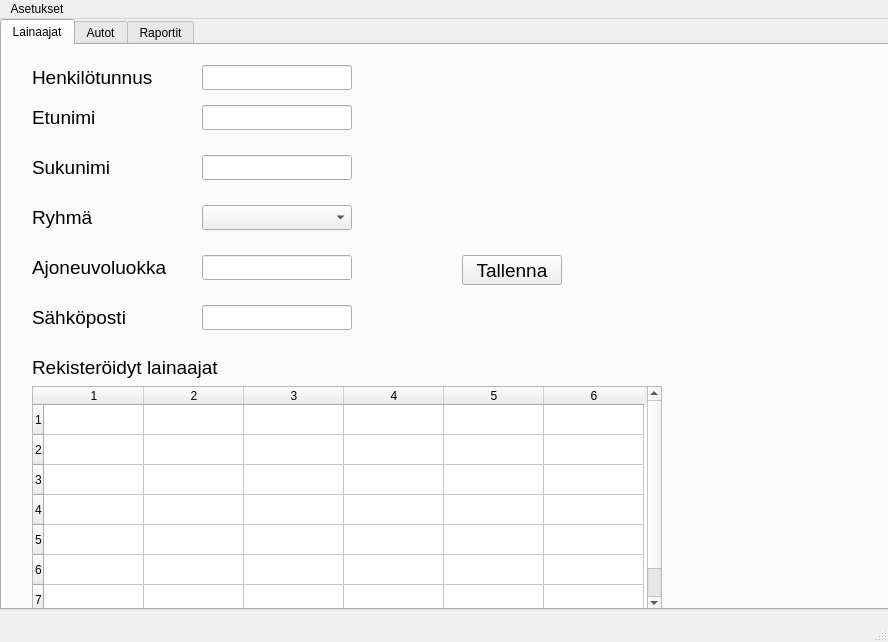
Old version of the form autolainaus.ui in the repository Sandrowue/Autolainaus.
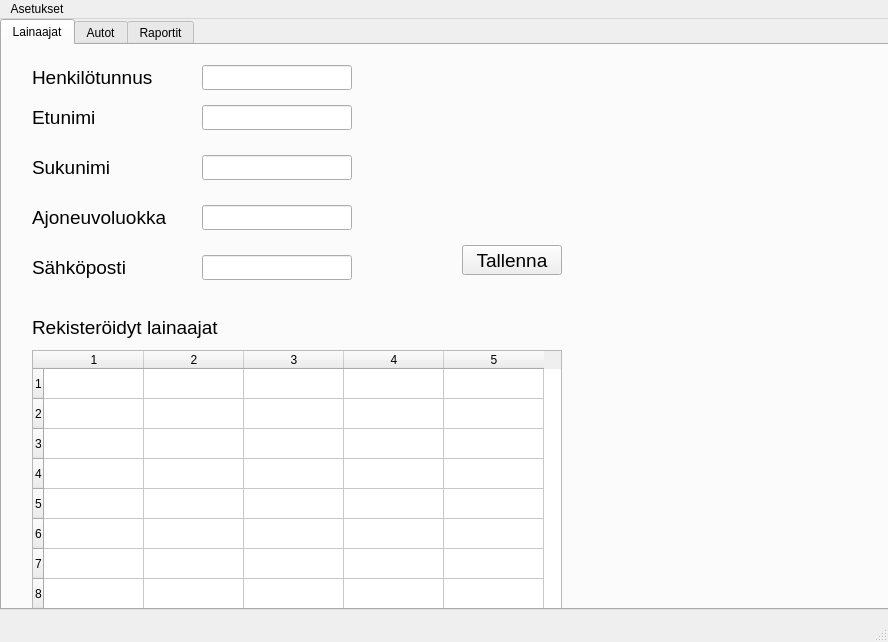
New version of the form. The open tabs and pages were chosen to show the change.

Commit message: ryhmä poistettu näyttölista taulukosta

The edit to the form file:
```diff
--- a/autolainaus.ui
+++ b/autolainaus.ui
@@ -84,29 +84,11 @@
        <string>Sukunimi</string>
       </property>
      </widget>
-     <widget class="QLabel" name="ryhmaLabel">
-      <property name="geometry">
-       <rect>
-        <x>30</x>
-        <y>160</y>
-        <width>150</width>
-        <height>25</height>
-       </rect>
-      </property>
-      <property name="font">
-       <font>
-        <pointsize>14</pointsize>
-       </font>
-      </property>
-      <property name="text">
-       <string>Ryhmä</string>
-      </property>
-     </widget>
      <widget class="QLabel" name="ajoneuvoluokkaLabel">
       <property name="geometry">
        <rect>
         <x>30</x>
-        <y>210</y>
+        <y>160</y>
         <width>150</width>
         <height>25</height>
        </rect>
@@ -169,7 +151,7 @@
       <property name="geometry">
        <rect>
         <x>200</x>
-        <y>210</y>
+        <y>160</y>
         <width>150</width>
         <height>25</height>
        </rect>
@@ -184,7 +166,7 @@
       <property name="geometry">
        <rect>
         <x>30</x>
-        <y>310</y>
+        <y>270</y>
         <width>200</width>
         <height>25</height>
        </rect>
@@ -202,16 +184,16 @@
       <property name="geometry">
        <rect>
         <x>30</x>
-        <y>341</y>
-        <width>630</width>
-        <height>225</height>
+        <y>305</y>
+        <width>530</width>
+        <height>261</height>
        </rect>
       </property>
       <property name="rowCount">
-       <number>7</number>
+       <number>8</number>
       </property>
       <property name="columnCount">
-       <number>6</number>
+       <number>5</number>
       </property>
       <row/>
       <row/>
@@ -220,7 +202,7 @@
       <row/>
       <row/>
       <row/>
-      <column/>
+      <row/>
       <column/>
       <column/>
       <column/>
@@ -231,7 +213,7 @@
       <property name="geometry">
        <rect>
         <x>460</x>
-        <y>210</y>
+        <y>200</y>
         <width>100</width>
         <height>30</height>
        </rect>
@@ -245,21 +227,11 @@
        <string>Tallenna</string>
       </property>
      </widget>
-     <widget class="QComboBox" name="ryhmaComboBox">
-      <property name="geometry">
-       <rect>
-        <x>200</x>
-        <y>160</y>
-        <width>150</width>
-        <height>25</height>
-       </rect>
-      </property>
-     </widget>
      <widget class="QLineEdit" name="sahkopostiLineEdit">
       <property name="geometry">
        <rect>
         <x>200</x>
-        <y>260</y>
+        <y>210</y>
         <width>150</width>
         <height>25</height>
        </rect>
@@ -269,7 +241,7 @@
       <property name="geometry">
        <rect>
         <x>30</x>
-        <y>260</y>
+        <y>210</y>
         <width>150</width>
         <height>25</height>
        </rect>
```
Left out of the diff: 2 changed lines with no effect on the pictures. The commit also changes 2 other files.
